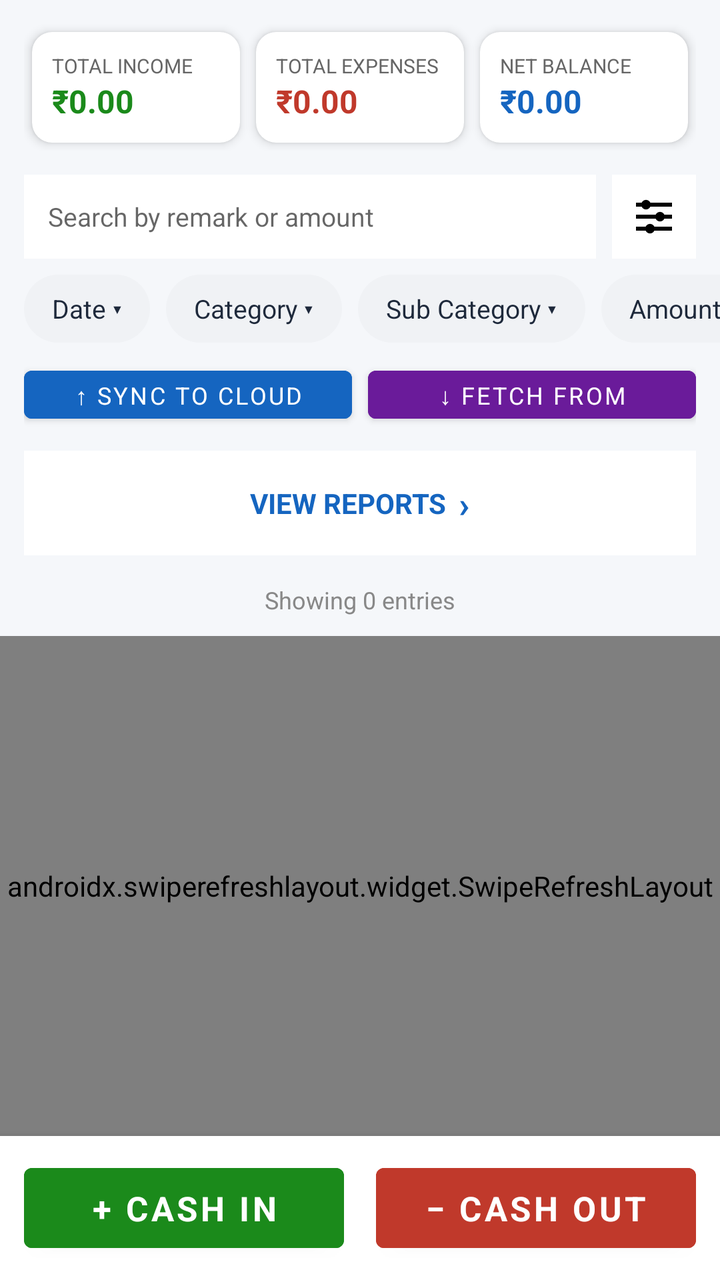
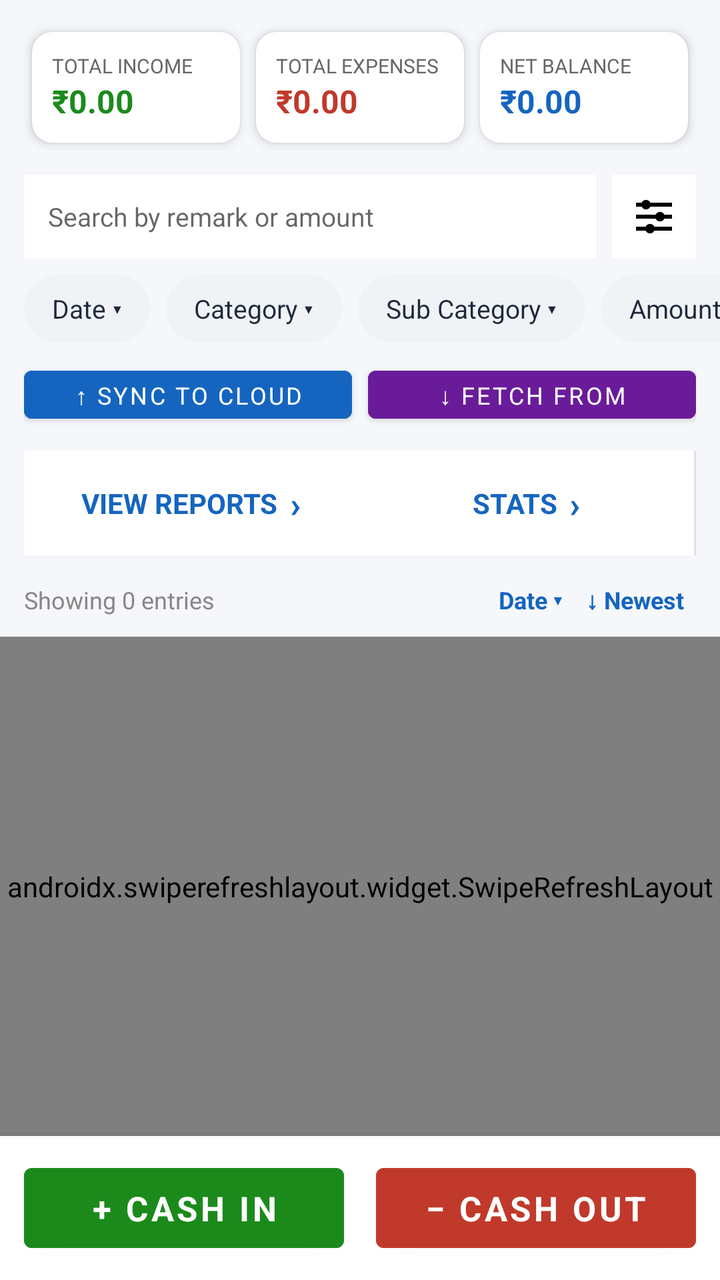

Compare the two renders of this Android layout. The source of the first and the diff that turns it into the second are given below.
<!-- AndroidManifest.xml: application theme Theme.ExpenseOS -->
<!-- res/layout/fragment_home.xml -->
<?xml version="1.0" encoding="utf-8"?>
<LinearLayout xmlns:android="http://schemas.android.com/apk/res/android"
    android:layout_width="match_parent"
    android:layout_height="match_parent"
    android:orientation="vertical"
    android:background="#F5F7FA">

    
    <LinearLayout
        android:layout_width="match_parent"
        android:layout_height="wrap_content"
        android:orientation="horizontal"
        android:padding="12dp"
        android:gravity="center">

        <androidx.cardview.widget.CardView android:layout_width="0dp"
            android:layout_height="wrap_content"
            android:layout_weight="1"
            android:layout_margin="4dp"
            app:cardCornerRadius="10dp"
            app:cardElevation="3dp"
            xmlns:app="http://schemas.android.com/apk/res-auto">

            <LinearLayout
                android:layout_width="match_parent"
                android:layout_height="wrap_content"
                android:orientation="vertical"
                android:padding="10dp">

                <TextView
                    android:layout_width="wrap_content"
                    android:layout_height="wrap_content"
                    android:text="TOTAL INCOME"
                    android:textSize="10sp"
                    android:textColor="#666" />

                <TextView
                    android:id="@+id/tv_total_income"
                    android:layout_width="wrap_content"
                    android:layout_height="wrap_content"
                    android:text="₹0.00"
                    android:textColor="#1B8A1B"
                    android:textSize="16sp"
                    android:textStyle="bold" />
            </LinearLayout>
        </androidx.cardview.widget.CardView>

        <androidx.cardview.widget.CardView android:layout_width="0dp"
            android:layout_height="wrap_content"
            android:layout_weight="1"
            android:layout_margin="4dp"
            app:cardCornerRadius="10dp"
            app:cardElevation="3dp"
            xmlns:app="http://schemas.android.com/apk/res-auto">

            <LinearLayout
                android:layout_width="match_parent"
                android:layout_height="wrap_content"
                android:orientation="vertical"
                android:padding="10dp">

                <TextView
                    android:layout_width="wrap_content"
                    android:layout_height="wrap_content"
                    android:text="TOTAL EXPENSES"
                    android:textSize="10sp"
                    android:textColor="#666" />

                <TextView
                    android:id="@+id/tv_total_expense"
                    android:layout_width="wrap_content"
                    android:layout_height="wrap_content"
                    android:text="₹0.00"
                    android:textColor="#C0392B"
                    android:textSize="16sp"
                    android:textStyle="bold" />
            </LinearLayout>
        </androidx.cardview.widget.CardView>

        <androidx.cardview.widget.CardView android:layout_width="0dp"
            android:layout_height="wrap_content"
            android:layout_weight="1"
            android:layout_margin="4dp"
            app:cardCornerRadius="10dp"
            app:cardElevation="3dp"
            xmlns:app="http://schemas.android.com/apk/res-auto">

            <LinearLayout
                android:layout_width="match_parent"
                android:layout_height="wrap_content"
                android:orientation="vertical"
                android:padding="10dp">

                <TextView
                    android:layout_width="wrap_content"
                    android:layout_height="wrap_content"
                    android:text="NET BALANCE"
                    android:textSize="10sp"
                    android:textColor="#666" />

                <TextView
                    android:id="@+id/tv_net_balance"
                    android:layout_width="wrap_content"
                    android:layout_height="wrap_content"
                    android:text="₹0.00"
                    android:textColor="#1565C0"
                    android:textSize="16sp"
                    android:textStyle="bold" />
            </LinearLayout>
        </androidx.cardview.widget.CardView>
    </LinearLayout>

    
    <LinearLayout
        android:layout_width="match_parent"
        android:layout_height="wrap_content"
        android:layout_marginHorizontal="12dp"
        android:layout_marginBottom="8dp"
        android:gravity="center_vertical"
        android:orientation="horizontal">

        <EditText
            android:id="@+id/etTxnSearch"
            android:layout_width="0dp"
            android:layout_height="42dp"
            android:layout_weight="1"
            android:background="@android:color/white"
            android:hint="Search by remark or amount"
            android:imeOptions="actionSearch"
            android:inputType="text"
            android:paddingHorizontal="12dp"
            android:singleLine="true"
            android:textSize="13sp" />

        <ImageButton
            android:id="@+id/btnTxnFilter"
            android:layout_width="42dp"
            android:layout_height="42dp"
            android:layout_marginStart="8dp"
            android:background="@android:color/white"
            android:contentDescription="Filter"
            android:padding="9dp"
            android:src="@drawable/ic_filter" />
    </LinearLayout>

    
    <HorizontalScrollView
        android:layout_width="match_parent"
        android:layout_height="wrap_content"
        android:layout_marginBottom="8dp"
        android:scrollbars="none">

        <LinearLayout
            android:layout_width="wrap_content"
            android:layout_height="wrap_content"
            android:orientation="horizontal"
            android:paddingStart="12dp"
            android:paddingEnd="12dp">

            <TextView
                android:id="@+id/chipDate"
                android:layout_width="wrap_content"
                android:layout_height="wrap_content"
                android:layout_marginEnd="8dp"
                android:background="@drawable/bg_filter_chip"
                android:paddingHorizontal="14dp"
                android:paddingVertical="8dp"
                android:text="Date ▾"
                android:textColor="@color/text"
                android:textSize="13sp" />

            <TextView
                android:id="@+id/chipCategory"
                android:layout_width="wrap_content"
                android:layout_height="wrap_content"
                android:layout_marginEnd="8dp"
                android:background="@drawable/bg_filter_chip"
                android:paddingHorizontal="14dp"
                android:paddingVertical="8dp"
                android:text="Category ▾"
                android:textColor="@color/text"
                android:textSize="13sp" />

            <TextView
                android:id="@+id/chipSubCategory"
                android:layout_width="wrap_content"
                android:layout_height="wrap_content"
                android:layout_marginEnd="8dp"
                android:background="@drawable/bg_filter_chip"
                android:paddingHorizontal="14dp"
                android:paddingVertical="8dp"
                android:text="Sub Category ▾"
                android:textColor="@color/text"
                android:textSize="13sp" />

            <TextView
                android:id="@+id/chipAmount"
                android:layout_width="wrap_content"
                android:layout_height="wrap_content"
                android:background="@drawable/bg_filter_chip"
                android:paddingHorizontal="14dp"
                android:paddingVertical="8dp"
                android:text="Amount ▾"
                android:textColor="@color/text"
                android:textSize="13sp" />

            <TextView
                android:id="@+id/chipPaymentType"
                android:layout_width="wrap_content"
                android:layout_height="wrap_content"
                android:layout_marginEnd="8dp"
                android:background="@drawable/bg_filter_chip"
                android:paddingHorizontal="12dp"
                android:paddingVertical="6dp"
                android:text="Payment Type ▾"
                android:textColor="@color/text"
                android:textSize="12sp" />
        </LinearLayout>
    </HorizontalScrollView>

    

    
    <LinearLayout
        android:layout_width="match_parent"
        android:layout_height="wrap_content"
        android:orientation="horizontal"
        android:paddingHorizontal="12dp"
        android:paddingBottom="10dp">

        <Button
            android:id="@+id/btn_sync_cloud"
            android:layout_width="0dp"
            android:layout_height="36dp"
            android:layout_weight="1"
            android:layout_marginEnd="4dp"
            android:text="↑ Sync to Cloud"
            android:backgroundTint="#1565C0"
            android:textColor="@android:color/white"
            android:textSize="12sp" />

        <Button
            android:id="@+id/btn_fetch_cloud"
            android:layout_width="0dp"
            android:layout_height="36dp"
            android:layout_weight="1"
            android:layout_marginStart="4dp"
            android:text="↓ Fetch from Cloud"
            android:backgroundTint="#6A1B9A"
            android:textColor="@android:color/white"
            android:textSize="12sp" />
    </LinearLayout>

    
    <LinearLayout
        android:id="@+id/rowViewReports"
        android:layout_width="match_parent"
        android:layout_height="wrap_content"
        android:layout_marginHorizontal="12dp"
        android:layout_marginBottom="8dp"
        android:background="@android:color/white"
        android:clickable="true"
        android:focusable="true"
        android:gravity="center"
        android:orientation="horizontal"
        android:paddingHorizontal="16dp"
        android:paddingVertical="14dp">

        <TextView
            android:layout_width="wrap_content"
            android:layout_height="wrap_content"
            android:text="VIEW REPORTS"
            android:textColor="#1565C0"
            android:textSize="14sp"
            android:textStyle="bold" />

        <TextView
            android:layout_width="wrap_content"
            android:layout_height="wrap_content"
            android:layout_marginStart="6dp"
            android:text="›"
            android:textColor="#1565C0"
            android:textSize="18sp"
            android:textStyle="bold" />
    </LinearLayout>

    
    <TextView
        android:id="@+id/tvEntryCount"
        android:layout_width="match_parent"
        android:layout_height="wrap_content"
        android:layout_marginBottom="4dp"
        android:gravity="center"
        android:paddingVertical="6dp"
        android:text="Showing 0 entries"
        android:textColor="#888"
        android:textSize="12sp" />

    
    <androidx.swiperefreshlayout.widget.SwipeRefreshLayout
        android:id="@+id/swipe_refresh"
        android:layout_width="match_parent"
        android:layout_height="0dp"
        android:layout_weight="1">

        <androidx.recyclerview.widget.RecyclerView
            android:id="@+id/rv_transactions"
            android:layout_width="match_parent"
            android:layout_height="match_parent"
            android:clipToPadding="false"
            android:paddingHorizontal="8dp"
            android:paddingBottom="8dp" />
    </androidx.swiperefreshlayout.widget.SwipeRefreshLayout>

    
    
    <LinearLayout
        android:layout_width="match_parent"
        android:layout_height="72dp"
        android:orientation="horizontal"
        android:background="@android:color/white"
        android:elevation="8dp"
        android:paddingHorizontal="12dp"
        android:paddingVertical="10dp">

        <Button
            android:id="@+id/btn_add_income"
            android:layout_width="0dp"
            android:layout_height="match_parent"
            android:layout_weight="1"
            android:layout_marginEnd="8dp"
            android:text="+ CASH IN"
            android:backgroundTint="#1B8A1B"
            android:textColor="@android:color/white"
            android:textSize="17sp"
            android:textStyle="bold" />

        <Button
            android:id="@+id/btn_add_expense"
            android:layout_width="0dp"
            android:layout_height="match_parent"
            android:layout_weight="1"
            android:layout_marginStart="8dp"
            android:text="− CASH OUT"
            android:backgroundTint="#C0392B"
            android:textColor="@android:color/white"
            android:textSize="17sp"
            android:textStyle="bold" />
    </LinearLayout>
</LinearLayout>
<!-- resources referenced by this layout -->
<resources>
  <color name="text">#1E293B</color>
  <!-- drawable bg_filter_chip (drawable) -->
  <?xml version="1.0" encoding="utf-8"?>
  <shape xmlns:android="http://schemas.android.com/apk/res/android"
      android:shape="rectangle">
      <solid android:color="#F0F2F5" />
      <corners android:radius="20dp" />
  </shape>
  <!-- drawable ic_filter (drawable) -->
  <?xml version="1.0" encoding="utf-8"?>
  <vector xmlns:android="http://schemas.android.com/apk/res/android"
      android:width="24dp" android:height="24dp"
      android:viewportWidth="24" android:viewportHeight="24">
  
      
      <path android:strokeColor="#000000" android:strokeWidth="2" android:pathData="M3,6 L21,6" />
      <path android:fillColor="#000000" android:pathData="M8,6m-2.4,0a2.4,2.4 0,1 1,4.8 0a2.4,2.4 0,1 1,-4.8 0" />
  
      
      <path android:strokeColor="#000000" android:strokeWidth="2" android:pathData="M3,12 L21,12" />
      <path android:fillColor="#000000" android:pathData="M15,12m-2.4,0a2.4,2.4 0,1 1,4.8 0a2.4,2.4 0,1 1,-4.8 0" />
  
      
      <path android:strokeColor="#000000" android:strokeWidth="2" android:pathData="M3,18 L21,18" />
      <path android:fillColor="#000000" android:pathData="M10,18m-2.4,0a2.4,2.4 0,1 1,4.8 0a2.4,2.4 0,1 1,-4.8 0" />
  </vector>
  <style name="Theme.ExpenseOS" parent="Theme.MaterialComponents.Light.NoActionBar">
          <item name="colorPrimary">@color/primary</item>
          <item name="colorPrimaryDark">@color/primary_dark</item>
          <item name="colorAccent">@color/primary</item>
          <item name="android:windowBackground">@color/bg</item>
          <item name="android:fontFamily">sans-serif</item>
          <item name="android:statusBarColor">@color/primary_dark</item>
      </style>
  <color name="primary">#2563EB</color>
  <color name="primary_dark">#1D4ED8</color>
  <color name="bg">#F8FAFC</color>
</resources>

<!-- the commit's change to res/layout/fragment_home.xml (unified diff, before → after) -->
@@ -253,48 +253,129 @@
 
     
     <LinearLayout
-        android:id="@+id/rowViewReports"
         android:layout_width="match_parent"
         android:layout_height="wrap_content"
         android:layout_marginHorizontal="12dp"
         android:layout_marginBottom="8dp"
         android:background="@android:color/white"
-        android:clickable="true"
-        android:focusable="true"
-        android:gravity="center"
+        android:orientation="horizontal">
+
+        <LinearLayout
+            android:id="@+id/rowViewReports"
+            android:layout_width="0dp"
+            android:layout_height="wrap_content"
+            android:layout_weight="1"
+            android:clickable="true"
+            android:focusable="true"
+            android:gravity="center"
+            android:orientation="horizontal"
+            android:paddingHorizontal="16dp"
+            android:paddingVertical="14dp">
+
+            <TextView
+                android:layout_width="wrap_content"
+                android:layout_height="wrap_content"
+                android:text="VIEW REPORTS"
+                android:textColor="#1565C0"
+                android:textSize="14sp"
+                android:textStyle="bold" />
+
+            <TextView
+                android:layout_width="wrap_content"
+                android:layout_height="wrap_content"
+                android:layout_marginStart="6dp"
+                android:text="›"
+                android:textColor="#1565C0"
+                android:textSize="18sp"
+                android:textStyle="bold" />
+        </LinearLayout>
+
+        <LinearLayout
+            android:id="@+id/rowStats"
+            android:layout_width="0dp"
+            android:layout_height="match_parent"
+            android:layout_weight="1"
+            android:clickable="true"
+            android:focusable="true"
+            android:gravity="center"
+            android:orientation="horizontal"
+            android:paddingHorizontal="16dp"
+            android:paddingVertical="14dp">
+
+            <TextView
+                android:layout_width="wrap_content"
+                android:layout_height="wrap_content"
+                android:text="STATS"
+                android:textColor="#1565C0"
+                android:textSize="14sp"
+                android:textStyle="bold" />
+
+            <TextView
+                android:layout_width="wrap_content"
+                android:layout_height="wrap_content"
+                android:layout_marginStart="6dp"
+                android:text="›"
+                android:textColor="#1565C0"
+                android:textSize="18sp"
+                android:textStyle="bold" />
+        </LinearLayout>
+
+        <View
+            android:layout_width="1dp"
+            android:layout_height="match_parent"
+            android:background="#E0E0E0" />
+
+    </LinearLayout>
+
+    
+    <LinearLayout
+        android:layout_width="match_parent"
+        android:layout_height="wrap_content"
+        android:layout_marginHorizontal="12dp"
+        android:layout_marginBottom="4dp"
+        android:gravity="center_vertical"
         android:orientation="horizontal"
-        android:paddingHorizontal="16dp"
-        android:paddingVertical="14dp">
+        android:paddingVertical="2dp">
 
         <TextView
+            android:id="@+id/tvEntryCount"
+            android:layout_width="0dp"
+            android:layout_height="wrap_content"
+            android:layout_weight="1"
+            android:text="Showing 0 entries"
+            android:textColor="#888"
+            android:textSize="12sp" />
+
+        
+        <TextView
+            android:id="@+id/btnSortField"
             android:layout_width="wrap_content"
             android:layout_height="wrap_content"
-            android:text="VIEW REPORTS"
+            android:background="?attr/selectableItemBackground"
+            android:clickable="true"
+            android:focusable="true"
+            android:paddingHorizontal="6dp"
+            android:paddingVertical="4dp"
+            android:text="Date ▾"
             android:textColor="#1565C0"
-            android:textSize="14sp"
+            android:textSize="12sp"
             android:textStyle="bold" />
 
+        
         <TextView
+            android:id="@+id/btnSortToggle"
             android:layout_width="wrap_content"
             android:layout_height="wrap_content"
-            android:layout_marginStart="6dp"
-            android:text="›"
+            android:background="?attr/selectableItemBackground"
+            android:clickable="true"
+            android:focusable="true"
+            android:paddingHorizontal="6dp"
+            android:paddingVertical="4dp"
+            android:text="↓ Newest"
             android:textColor="#1565C0"
-            android:textSize="18sp"
+            android:textSize="12sp"
             android:textStyle="bold" />
     </LinearLayout>
-
-    
-    <TextView
-        android:id="@+id/tvEntryCount"
-        android:layout_width="match_parent"
-        android:layout_height="wrap_content"
-        android:layout_marginBottom="4dp"
-        android:gravity="center"
-        android:paddingVertical="6dp"
-        android:text="Showing 0 entries"
-        android:textColor="#888"
-        android:textSize="12sp" />
 
     
     <androidx.swiperefreshlayout.widget.SwipeRefreshLayout
